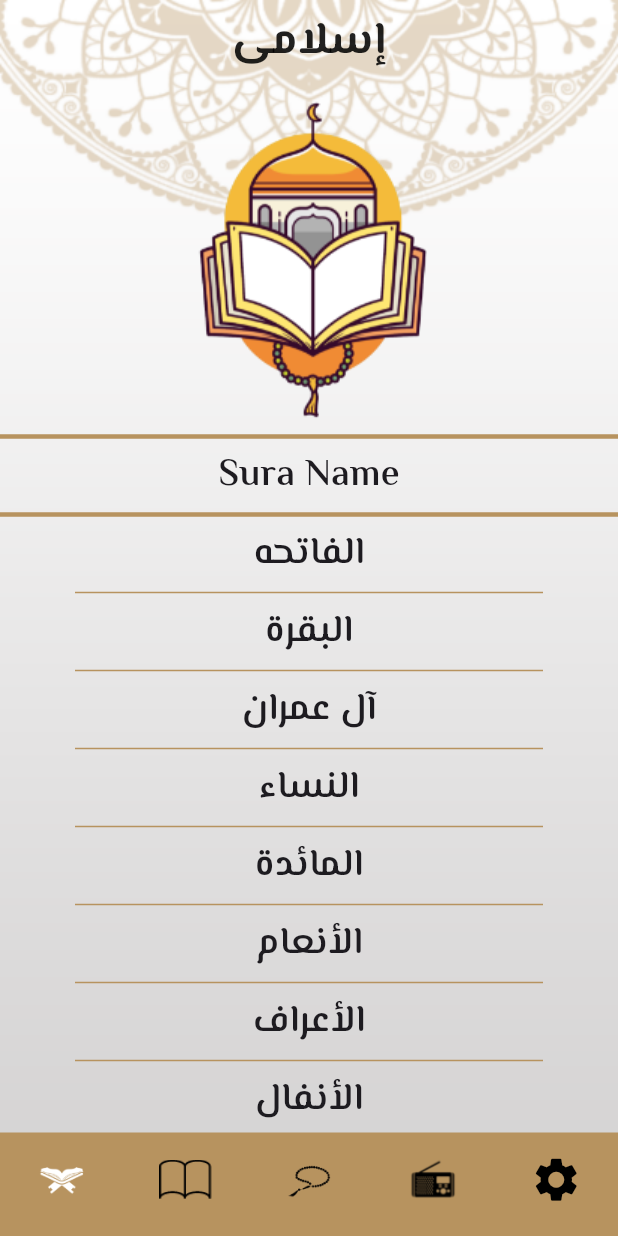
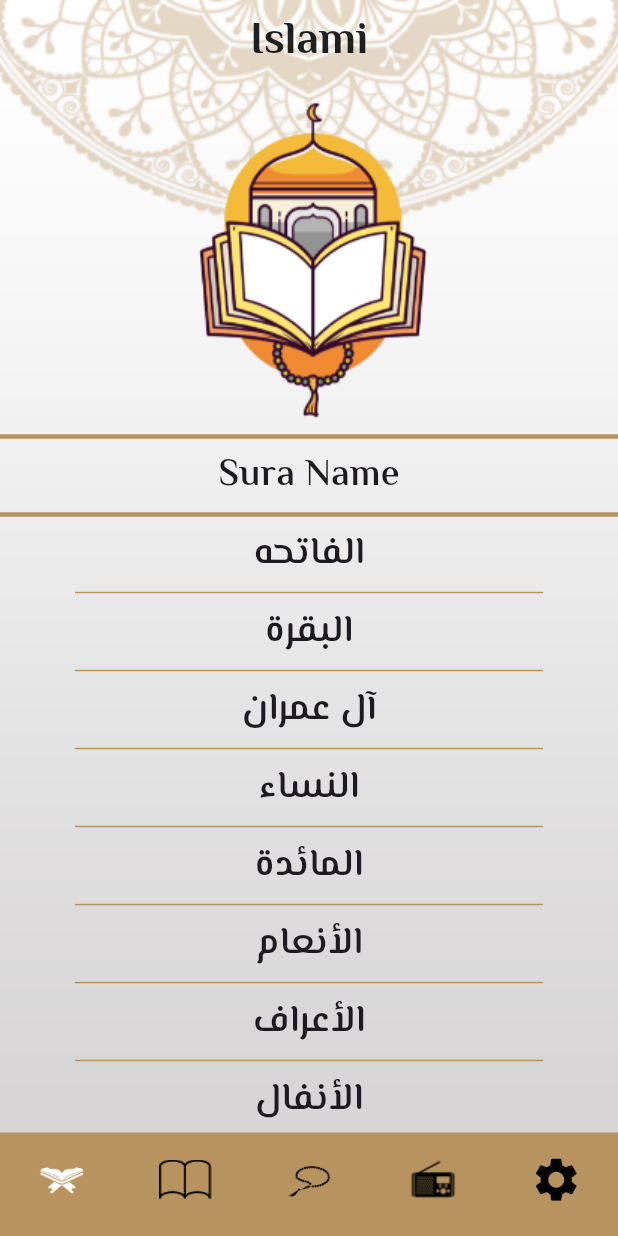
Before and after one commit to MohamedELBatal/Quraan-Sebha, a Flutter app: the screen it shows after launch, on a phone screen of 412 x 824 dp. Run offline on Flutter 3.47's test engine with Material 3 defaults, Android fonts, the phone set to English and light mode, and no system bars; our stand-ins replace google_fonts; generated files the repository leaves out were written again.

```diff
--- /dev/null
+++ b/l10n.yaml
@@ -0,0 +1,3 @@
+arb-dir: lib/l10n
+template-arb-file: app_en.arb
+output-localization-file: app_localizations.dart
--- a/lib/home/home.dart
+++ b/lib/home/home.dart
@@ -1,5 +1,5 @@
 import 'package:flutter/material.dart';
-import 'package:google_fonts/google_fonts.dart';
+import 'package:flutter_gen/gen_l10n/app_localizations.dart';
 import 'package:islami_application/home/tabs/ahadeth_tab.dart';
 import 'package:islami_application/home/tabs/quran_tab.dart';
 import 'package:islami_application/home/tabs/radio_tab.dart';
@@ -29,8 +29,8 @@ class _HomePageState extends State<HomePage> {
         ),
         Scaffold(
           appBar: AppBar(
-            title: const Text(
-              "إسلامى",
+            title:  Text(
+              AppLocalizations.of(context)!.app_name,
           ),
           ),
           bottomNavigationBar: BottomNavigationBar(
--- a/lib/home/tabs/ahadeth_tab.dart
+++ b/lib/home/tabs/ahadeth_tab.dart
@@ -1,6 +1,6 @@
 import 'package:flutter/material.dart';
 import 'package:flutter/services.dart';
-
+import 'package:flutter_gen/gen_l10n/app_localizations.dart';
 import '../../hadeth_details.dart';
 import '../../models/hadethmodel.dart';
 
@@ -29,7 +29,7 @@ class _AhadethTabState extends State<AhadethTab> {
             color: Color(0xFFB7935F),
           ),
           Text(
-            "Ahadeth",
+            AppLocalizations.of(context)!.ahadeth,
             style: Theme.of(context).textTheme.bodyMedium,
           ),
           const Divider(
--- a/lib/home/tabs/quran_tab.dart
+++ b/lib/home/tabs/quran_tab.dart
@@ -1,5 +1,5 @@
 import 'package:flutter/material.dart';
-import 'package:google_fonts/google_fonts.dart';
+import 'package:flutter_gen/gen_l10n/app_localizations.dart';
 import 'package:islami_application/sura_details.dart';
 import 'package:islami_application/models/sura_model.dart';
 
@@ -136,7 +136,7 @@ class QuranTab extends StatelessWidget {
           color: Color(0xFFB7935F),
         ),
         Text(
-          "Sura Name",
+          AppLocalizations.of(context)!.sura_name,
           style:
           Theme.of(context).textTheme.bodyMedium,
         ),
--- /dev/null
+++ b/lib/l10n/app_ar.arb
@@ -0,0 +1,5 @@
+{
+  "app_name": "اسلامى",
+  "sura_name": "اسم السوره",
+  "ahadeth": "الاحاديث"
+}
--- /dev/null
+++ b/lib/l10n/app_en.arb
@@ -0,0 +1,5 @@
+{
+  "app_name": "Islami",
+  "sura_name": "Sura Name",
+  "ahadeth": "Ahadeth"
+}
--- a/lib/main.dart
+++ b/lib/main.dart
@@ -1,10 +1,8 @@
 import 'package:flutter/material.dart';
-import 'package:google_fonts/google_fonts.dart';
 import 'package:islami_application/home/home.dart';
 import 'package:islami_application/my_theme.dart';
 import 'package:islami_application/sura_details.dart';
-import 'package:flutter_localizations/flutter_localizations.dart';
-
+import 'package:flutter_gen/gen_l10n/app_localizations.dart';
 import 'hadeth_details.dart';
 import 'home/tabs/sebha_tab.dart';
 
@@ -18,15 +16,9 @@ class IslamiApp extends StatelessWidget {
   @override
   Widget build(BuildContext context) {
     return MaterialApp(
-      localizationsDelegates: [
-        GlobalMaterialLocalizations.delegate,
-        GlobalWidgetsLocalizations.delegate,
-        GlobalCupertinoLocalizations.delegate,
-      ],
-      supportedLocales: [
-        Locale('en'), // English
-        Locale('es'), // Spanish
-      ],
+      localizationsDelegates: AppLocalizations.localizationsDelegates,
+      supportedLocales: AppLocalizations.supportedLocales,
+      locale: const Locale("en"),
       debugShowCheckedModeBanner: false,
       initialRoute: HomePage.routeName,
       theme: MyThemeData.lighttheme,
@@ -34,8 +26,8 @@ class IslamiApp extends StatelessWidget {
       routes: {
         HomePage.routeName: (context) => HomePage(),
         SuraDetailsScreen.routeName: (context) => SuraDetailsScreen(),
-        SebhaTab.routeName: (context) => SebhaTab(),
-        HadethDetails.routeName: (context) => HadethDetails(),
+        SebhaTab.routeName: (context) => const SebhaTab(),
+        HadethDetails.routeName: (context) => const HadethDetails(),
       },
     );
   }
--- a/pubspec.yaml
+++ b/pubspec.yaml
@@ -57,6 +57,7 @@ dev_dependencies:
 
 # The following section is specific to Flutter packages.
 flutter:
+  generate: true
 
   # The following line ensures that the Material Icons font is
   # included with your application, so that you can use the icons in
```
